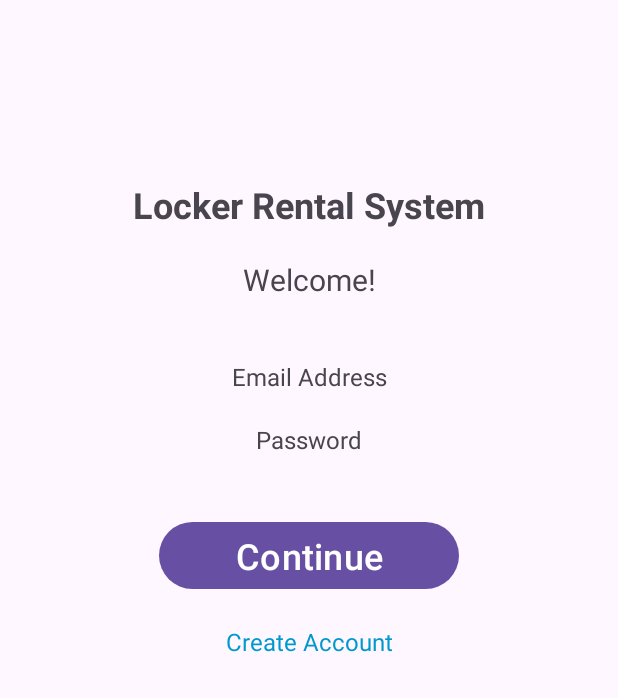
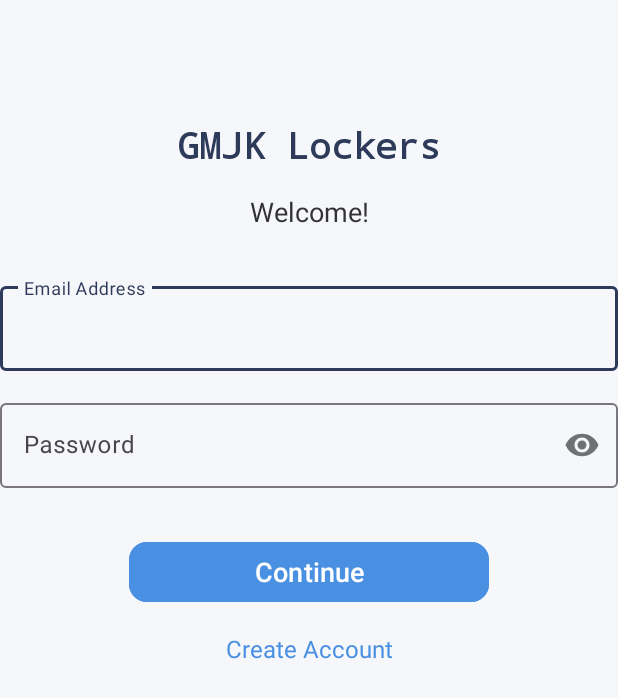
Before and after one commit to KooroshFarv/COMP3074_Group42_LockerRentalSystem, an Android app: the screen it shows after launch (LoginActivity), on a phone screen of 412 x 824 dp. Shown: the top 698 px of the screen. Run offline under Robolectric (Android 15) with nearby library versions, the phone set to English and light mode, and no system bars.

Commit message:
Saving work

```diff
--- a/app/src/main/res/layout/activity_login.xml
+++ b/app/src/main/res/layout/activity_login.xml
@@ -5,74 +5,97 @@
     android:id="@+id/main"
     android:layout_width="match_parent"
     android:layout_height="match_parent"
+    android:padding="24dp"
+    android:background="@color/colorBackground"
     tools:context=".LoginActivity">
 
     <TextView
         android:id="@+id/textViewTitle"
         android:layout_width="wrap_content"
         android:layout_height="wrap_content"
-        android:text="Locker Rental System"
+        android:layout_marginTop="80dp"
+        android:fontFamily="monospace"
+        android:text="@string/login_title"
+        android:textColor="@color/colorPrimary"
         android:textSize="24sp"
         android:textStyle="bold"
-        app:layout_constraintTop_toTopOf="parent"
+        app:layout_constraintEnd_toEndOf="parent"
         app:layout_constraintStart_toStartOf="parent"
-        app:layout_constraintEnd_toEndOf="parent"
-        android:layout_marginTop="120dp"/>
+        app:layout_constraintTop_toTopOf="parent"/>
 
     <TextView
         android:id="@+id/textViewWelcome"
         android:layout_width="wrap_content"
         android:layout_height="wrap_content"
-        android:text="Welcome!"
-        android:textSize="20sp"
+        android:text="@string/welcome"
+        android:textSize="18sp"
+        android:textColor="@color/colorText"
         app:layout_constraintTop_toBottomOf="@id/textViewTitle"
         app:layout_constraintStart_toStartOf="parent"
         app:layout_constraintEnd_toEndOf="parent"
-        android:layout_marginTop="20dp"/>
+        android:layout_marginTop="16dp"/>
 
-    <TextView
-        android:id="@+id/textEmail"
-        android:layout_width="wrap_content"
+    <com.google.android.material.textfield.TextInputLayout
+        android:id="@+id/inputLayoutEmail"
+        android:layout_width="0dp"
         android:layout_height="wrap_content"
-        android:text="Email Address"
-        android:textSize="16sp"
+        android:hint="@string/email_hint"
         app:layout_constraintTop_toBottomOf="@id/textViewWelcome"
         app:layout_constraintStart_toStartOf="parent"
         app:layout_constraintEnd_toEndOf="parent"
-        android:layout_marginTop="40dp"/>
+        android:layout_marginTop="32dp">
 
-    <TextView
-        android:id="@+id/textPassword"
-        android:layout_width="wrap_content"
+        <com.google.android.material.textfield.TextInputEditText
+            android:id="@+id/etEmail"
+            android:layout_width="match_parent"
+            android:layout_height="wrap_content"
+            android:inputType="textEmailAddress"
+            android:textColor="@color/colorText"/>
+    </com.google.android.material.textfield.TextInputLayout>
+
+    <com.google.android.material.textfield.TextInputLayout
+        android:id="@+id/inputLayoutPassword"
+        android:layout_width="0dp"
         android:layout_height="wrap_content"
-        android:text="Password"
-        android:textSize="16sp"
-        app:layout_constraintTop_toBottomOf="@id/textEmail"
+        android:hint="@string/password_hint"
+        app:passwordToggleEnabled="true"
+        app:layout_constraintTop_toBottomOf="@id/inputLayoutEmail"
         app:layout_constraintStart_toStartOf="parent"
         app:layout_constraintEnd_toEndOf="parent"
-        android:layout_marginTop="20dp"/>
+        android:layout_marginTop="16dp">
+
+        <com.google.android.material.textfield.TextInputEditText
+            android:id="@+id/etPassword"
+            android:layout_width="match_parent"
+            android:layout_height="wrap_content"
+            android:inputType="textPassword"
+            android:textColor="@color/colorText"/>
+    </com.google.android.material.textfield.TextInputLayout>
+
+    <com.google.android.material.button.MaterialButton
+        android:id="@+id/btnContinue"
+        android:layout_width="240dp"
+        android:layout_height="wrap_content"
+        android:text="@string/continue_button"
+        android:textSize="18sp"
+        android:backgroundTint="@color/colorSecondary"
+        android:textColor="@color/white"
+        app:cornerRadius="12dp"
+        app:layout_constraintTop_toBottomOf="@id/inputLayoutPassword"
+        app:layout_constraintStart_toStartOf="parent"
+        app:layout_constraintEnd_toEndOf="parent"
+        android:layout_marginTop="32dp"/>
 
     <TextView
         android:id="@+id/textCreateAccount"
         android:layout_width="wrap_content"
         android:layout_height="wrap_content"
-        android:text="Create Account"
+        android:text="@string/create_account"
         android:textSize="16sp"
-        android:textColor="@android:color/holo_blue_dark"
+        android:textColor="@color/colorSecondary"
         app:layout_constraintTop_toBottomOf="@id/btnContinue"
         app:layout_constraintStart_toStartOf="parent"
         app:layout_constraintEnd_toEndOf="parent"
-        android:layout_marginTop="20dp"/>
-
-    <Button
-        android:id="@+id/btnContinue"
-        android:layout_width="200dp"
-        android:layout_height="wrap_content"
-        android:text="Continue"
-        android:textSize="24sp"
-        app:layout_constraintTop_toBottomOf="@id/textPassword"
-        app:layout_constraintStart_toStartOf="parent"
-        app:layout_constraintEnd_toEndOf="parent"
-        android:layout_marginTop="40dp"/>
+        android:layout_marginTop="16dp"/>
 
 </androidx.constraintlayout.widget.ConstraintLayout>
--- a/app/src/main/res/values/colors.xml
+++ b/app/src/main/res/values/colors.xml
@@ -2,4 +2,10 @@
 <resources>
     <color name="black">#FF000000</color>
     <color name="white">#FFFFFFFF</color>
+    <color name="colorPrimary">#2E3A59</color>
+    <color name="colorPrimaryVariant">#1C253B</color>
+    <color name="colorOnSecondary">#FFFFFFFF</color>
+    <color name="colorSecondary">#4A90E2</color>
+    <color name="colorBackground">#F5F7FA</color>
+    <color name="colorText">#333333</color>
 </resources>
--- a/app/src/main/res/values/strings.xml
+++ b/app/src/main/res/values/strings.xml
@@ -1,6 +1,11 @@
 <resources>
     <string name="app_name">UIPrototype</string>
+    <string name="login_title">GMJK Lockers</string>
     <string name="navigation_drawer_open">Open navigation drawer</string>
     <string name="navigation_drawer_close">Close navigation drawer</string>
-
+    <string name="welcome">Welcome!</string>
+    <string name="email_hint">Email Address</string>
+    <string name="password_hint">Password</string>
+    <string name="continue_button">Continue</string>
+    <string name="create_account">Create Account</string>
 </resources>
--- a/app/src/main/res/values/themes.xml
+++ b/app/src/main/res/values/themes.xml
@@ -2,6 +2,14 @@
     <!-- Base application theme. -->
     <style name="Base.Theme.UIPrototype" parent="Theme.Material3.DayNight.NoActionBar">
         <!-- Customize your light theme here. -->
+        <item name="colorPrimary">@color/colorPrimary</item>
+        <item name="colorPrimaryVariant">@color/colorPrimaryVariant</item>
+        <item name="colorOnPrimary">@color/colorBackground</item>
+        <item name="colorSecondary">@color/colorSecondary</item>
+        <item name="colorOnSecondary">@color/colorBackground</item>
+        <item name="android:colorBackground">@color/colorBackground</item>
+        <item name="android:textColor">@color/colorText</item>
+
         <!-- <item name="colorPrimary">@color/my_light_primary</item> -->
     </style>
 
```
